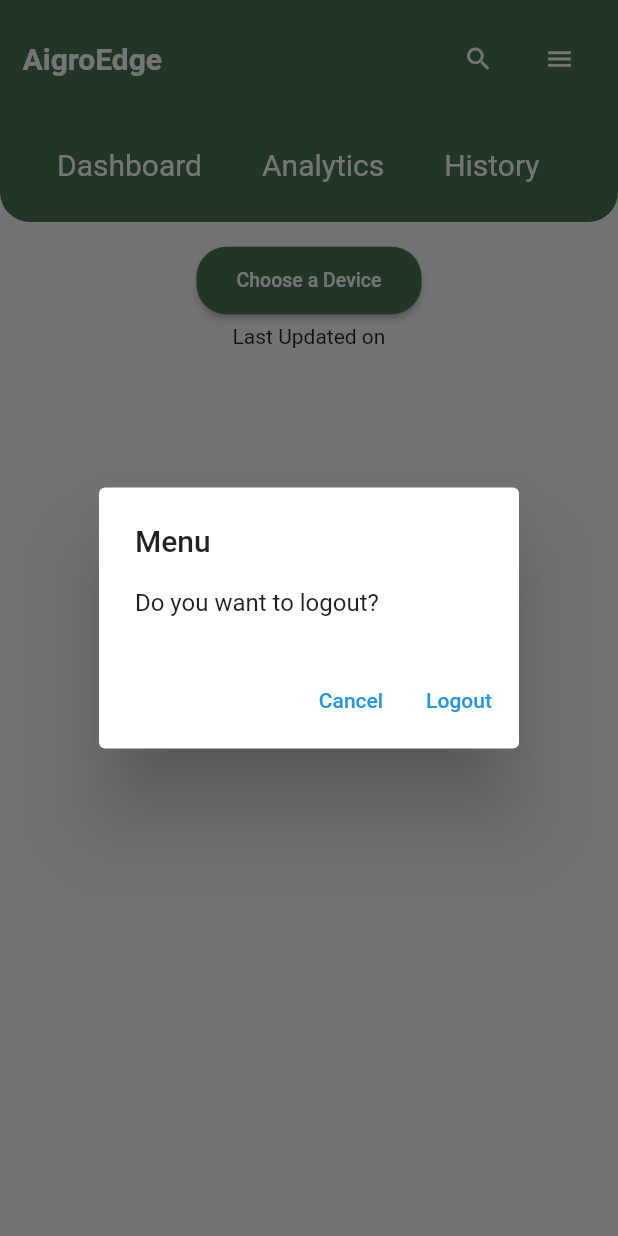
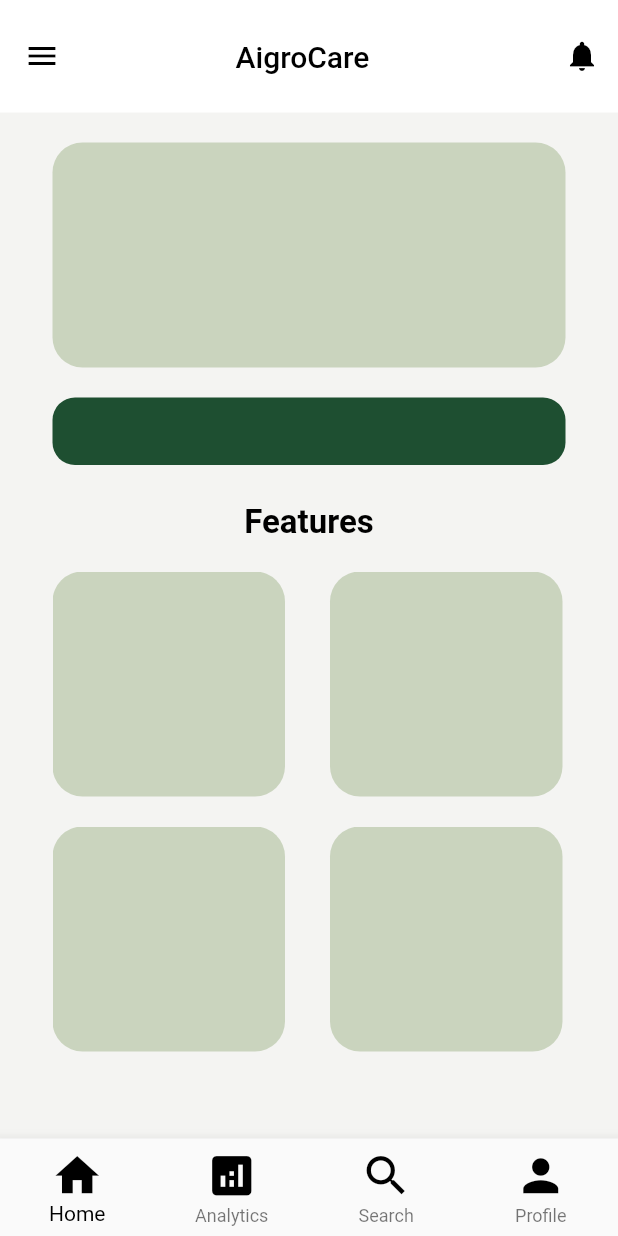
Before and after one commit to pratikshit19/FlutterApp-AigroEdge-Tech, a Flutter app: the HomePage screen opened by its route, after a tap on the "menu" icon, on a phone screen of 412 x 824 dp. Run offline on Flutter 3.47's test engine with Material 2 defaults, Android fonts, the phone set to English and light mode, and no system bars; our stand-ins replace firebase_auth, firebase_core; accounts and stored records are empty.

Commit message:
layout of the dashboard done

```diff
--- a/lib/app_colors.dart
+++ b/lib/app_colors.dart
@@ -6,6 +6,9 @@ class AppColors {
   static const Color signup = Color(0xffA1C2E0);
   static const Color appbar = Color(0xff222423);
   static const Color themeColor = Color(0xff487750);
+  static const Color textfields = Color(0xff629F7B);
+  static const Color widgets = Color(0xff8BA571);
+  static const Color darkgreen = Color(0xff8184a2c);
 }
 
 /*List<Color> gridColors = [
--- a/lib/main.dart
+++ b/lib/main.dart
@@ -49,7 +49,7 @@ class _MyAppState extends State<MyApp> {
   Widget build(BuildContext context) {
     return MaterialApp(
       debugShowCheckedModeBanner: false,
-      home: isLogin ? const OnboardingPage() : const OnboardingPage(),
+      home: isLogin ? const HomePage() : const OnboardingPage(),
       /*StreamBuilder<User?>(
               stream: FirebaseAuth.instance.authStateChanges(),
               builder: (context, snapshot) {
--- a/lib/pages/home/home.dart
+++ b/lib/pages/home/home.dart
@@ -1,5 +1,4 @@
 import 'package:design/app_colors.dart';
-import 'package:design/pages/home/components/body.dart';
 import 'package:flutter/material.dart';
 
 import '../../utils/routes.dart';
@@ -7,152 +6,246 @@ import '../../utils/routes.dart';
 class HomePage extends StatelessWidget {
   const HomePage({Key? key}) : super(key: key);
 
-  void openMenu(BuildContext context) {
-    showDialog(
-      context: context,
-      builder: (BuildContext context) {
-        return AlertDialog(
-          title: const Text('Menu'),
-          content: const Text('Do you want to logout?'),
-          actions: [
-            TextButton(
-              onPressed: () {
-                Navigator.pop(context); // Close the dialog
-              },
-              child: const Text('Cancel'),
-            ),
-            TextButton(
-              onPressed: () {
-                // Perform logout functionality here
-                // For example, you can clear user session or navigate to the login screen
-                Navigator.pop(context); // Close the dialog
-                Navigator.pushNamedAndRemoveUntil(
-                    context, MyRoutes.loginRoute, (route) => false);
-              },
-              child: const Text('Logout'),
-            ),
-          ],
-        );
-      },
-    );
-  }
-
   @override
   Widget build(BuildContext context) {
     return Scaffold(
-      body: SafeArea(
+      backgroundColor: const Color(0xffF4F4F2),
+      appBar: AppBar(
+        backgroundColor: Colors.white,
+        elevation: 0,
+        toolbarHeight: 75,
+        leading: IconButton(
+          color: Colors.black,
+          onPressed: () {
+            Scaffold.of(context).openDrawer(); // Open the drawer
+          },
+          icon: const Icon(Icons.menu),
+        ),
+        title: const Padding(
+          padding: EdgeInsets.symmetric(horizontal: 85),
+          child: Text(
+            'AigroCare',
+            style: TextStyle(color: Colors.black),
+          ),
+        ),
+        actions: [
+          IconButton(
+            color: Colors.black,
+            onPressed: () {},
+            icon: const Icon(Icons.notifications),
+          ),
+        ],
+      ),
+      drawer: Drawer(
+        child: ListView(
+          padding: EdgeInsets.zero,
+          children: [
+            DrawerHeader(
+              decoration: BoxDecoration(
+                color: AppColors.widgets.withOpacity(0.3),
+              ),
+              child: const Text(
+                'Drawer Header',
+                style: TextStyle(
+                  color: Colors.white,
+                  fontSize: 24,
+                ),
+              ),
+            ),
+            ListTile(
+              title: const Text('Item 1'),
+              onTap: () {
+                // Add your logic for handling item 1 tap
+              },
+            ),
+            ListTile(
+              title: const Text('Item 2'),
+              onTap: () {
+                // Add your logic for handling item 2 tap
+              },
+            ),
+          ],
+        ),
+      ),
+      body: Padding(
+        padding: const EdgeInsets.symmetric(horizontal: 35, vertical: 20),
         child: Column(
           children: [
             Container(
-              padding: const EdgeInsets.only(
-                top: 15,
-                left: 15,
-                right: 15,
-                bottom: 10,
+              decoration: BoxDecoration(
+                borderRadius: BorderRadius.circular(20),
+                color: AppColors.widgets.withOpacity(0.4),
               ),
-              decoration: const BoxDecoration(
-                color: AppColors.themeColor,
-                borderRadius: BorderRadius.only(
-                  bottomLeft: Radius.circular(20),
-                  bottomRight: Radius.circular(20),
-                ),
+              width: MediaQuery.of(context).size.width,
+              height: 150,
+            ),
+            const SizedBox(
+              height: 20,
+            ),
+            Container(
+              decoration: BoxDecoration(
+                borderRadius: BorderRadius.circular(15),
+                color: AppColors.darkgreen,
               ),
-              child: Column(
-                crossAxisAlignment: CrossAxisAlignment.start,
+              width: MediaQuery.of(context).size.width,
+              height: 45,
+            ),
+            const SizedBox(
+              height: 25,
+            ),
+            const Text(
+              "Features",
+              style: TextStyle(
+                color: Colors.black,
+                fontSize: 22,
+                fontWeight: FontWeight.bold,
+              ),
+              textAlign: TextAlign.left,
+            ),
+            const SizedBox(
+              height: 20,
+            ),
+            SingleChildScrollView(
+              scrollDirection: Axis.horizontal,
+              child: Row(
                 children: [
-                  Row(
-                    mainAxisAlignment: MainAxisAlignment.spaceBetween,
-                    children: [
-                      const Text(
-                        'AigroEdge',
-                        style: TextStyle(
-                          fontWeight: FontWeight.bold,
-                          fontSize: 20,
-                          color: Colors.white,
-                        ),
-                      ),
-                      Row(
-                        children: [
-                          Container(
-                            // Modified code for the search button
-                            width: 40,
-                            height: 40,
-                            decoration: BoxDecoration(
-                              //color: Colors.white,
-                              borderRadius: BorderRadius.circular(20),
-                            ),
-                            child: TextButton(
-                              //color: AppColors.themeColor,
-                              onPressed: () {
-                                // Handle search button press
-                              },
-                              child: const Icon(
-                                Icons.search,
-                                size: 20,
-                                color: Colors.white,
-                              ),
-                            ),
-                          ),
-                          const SizedBox(width: 10),
-                          IconButton(
-                            onPressed: () {
-                              openMenu(
-                                  context); // Call the custom menu function
-                            },
-                            icon: const Icon(
-                              Icons.menu,
-                              size: 20,
-                              color: Colors.white,
-                            ),
-                          ),
-                        ],
-                      ),
-                    ],
+                  Container(
+                    decoration: BoxDecoration(
+                      borderRadius: BorderRadius.circular(20),
+                      color: AppColors.widgets.withOpacity(0.4),
+                    ),
+                    width: 155,
+                    height: 150,
                   ),
-                  const SizedBox(height: 35),
-                  // const SizedBox(height: 20),
-                  const Padding(
-                    padding: EdgeInsets.only(left: 3, bottom: 8),
-                    child: Body(),
+                  const SizedBox(
+                    width: 30,
+                  ),
+                  Container(
+                    decoration: BoxDecoration(
+                      borderRadius: BorderRadius.circular(20),
+                      color: AppColors.widgets.withOpacity(0.4),
+                    ),
+                    width: 155,
+                    height: 150,
+                  ),
+                  const SizedBox(
+                    width: 30,
+                  ),
+                  Container(
+                    decoration: BoxDecoration(
+                      borderRadius: BorderRadius.circular(20),
+                      color: AppColors.widgets.withOpacity(0.4),
+                    ),
+                    width: 155,
+                    height: 150,
+                  ),
+                  const SizedBox(
+                    width: 30,
+                  ),
+                  Container(
+                    decoration: BoxDecoration(
+                      borderRadius: BorderRadius.circular(20),
+                      color: AppColors.widgets.withOpacity(0.4),
+                    ),
+                    width: 155,
+                    height: 150,
                   ),
                 ],
               ),
             ),
-            const SizedBox(height: 15),
-            Center(
-              child: SizedBox(
-                width: 150,
-                child: ElevatedButton(
-                  style: ElevatedButton.styleFrom(
-                    padding: const EdgeInsets.symmetric(
-                      horizontal: 10,
-                      vertical: 15,
+            const SizedBox(
+              height: 20,
+            ),
+            SingleChildScrollView(
+              scrollDirection: Axis.horizontal,
+              child: Row(
+                children: [
+                  Container(
+                    decoration: BoxDecoration(
+                      borderRadius: BorderRadius.circular(20),
+                      color: AppColors.widgets.withOpacity(0.4),
                     ),
-                    shape: const RoundedRectangleBorder(
-                      borderRadius: BorderRadius.all(
-                        Radius.circular(20),
-                      ),
+                    width: 155,
+                    height: 150,
+                  ),
+                  const SizedBox(
+                    width: 30,
+                  ),
+                  Container(
+                    decoration: BoxDecoration(
+                      borderRadius: BorderRadius.circular(20),
+                      color: AppColors.widgets.withOpacity(0.4),
                     ),
-                    backgroundColor: AppColors.themeColor,
+                    width: 155,
+                    height: 150,
                   ),
-                  onPressed: () {},
-                  child: const Text(
-                    'Choose a Device',
-                    style: TextStyle(
-                      fontSize: 13,
+                  const SizedBox(
+                    width: 30,
+                  ),
+                  Container(
+                    decoration: BoxDecoration(
+                      borderRadius: BorderRadius.circular(20),
+                      color: AppColors.widgets.withOpacity(0.4),
                     ),
+                    width: 155,
+                    height: 150,
                   ),
-                ),
+                  const SizedBox(
+                    width: 30,
+                  ),
+                  Container(
+                    decoration: BoxDecoration(
+                      borderRadius: BorderRadius.circular(20),
+                      color: AppColors.widgets.withOpacity(0.4),
+                    ),
+                    width: 155,
+                    height: 150,
+                  ),
+                ],
               ),
-            ),
-            const SizedBox(height: 5),
-            const Text('Last Updated on ', textAlign: TextAlign.center),
-            const Padding(
-              padding: EdgeInsets.only(top: 10, left: 15, right: 15),
             ),
           ],
         ),
       ),
+      bottomNavigationBar: BottomNavigationBar(
+        type: BottomNavigationBarType.fixed,
+        selectedItemColor: Colors.black,
+        unselectedLabelStyle: const TextStyle(color: Colors.black),
+        items: const [
+          BottomNavigationBarItem(
+            icon: Icon(
+              Icons.home,
+              color: Colors.black,
+              size: 35,
+            ),
+            label: "Home",
+          ),
+          BottomNavigationBarItem(
+            icon: Icon(
+              Icons.analytics,
+              color: Colors.black,
+              size: 35,
+            ),
+            label: 'Analytics',
+          ),
+          BottomNavigationBarItem(
+            icon: Icon(
+              Icons.search,
+              color: Colors.black,
+              size: 35,
+            ),
+            label: 'Search',
+          ),
+          BottomNavigationBarItem(
+            icon: Icon(
+              Icons.person,
+              color: Colors.black,
+              size: 35,
+            ),
+            label: 'Profile',
+          ),
+        ],
+      ),
     );
   }
 }
--- a/lib/pages/onboarding.dart
+++ b/lib/pages/onboarding.dart
@@ -1,5 +1,4 @@
 import 'package:design/app_colors.dart';
-import 'package:design/pages/home/home.dart';
 import 'package:design/pages/welcome_page.dart';
 import 'package:flutter/material.dart';
 
@@ -115,7 +114,7 @@ class _OnboardingPageState extends State<OnboardingPage> {
                 ElevatedButton(
                   onPressed: () {
                     if (currentIndex == contents.length - 1) {
-                      Navigator.push(
+                      Navigator.pushReplacement(
                           context,
                           MaterialPageRoute(
                               builder: (_) => const WelcomePage()));
```
Also changed, not shown: lib/pages/login.dart (+17 -20 lines), lib/pages/signup_page.dart (+16 -20 lines), lib/pages/welcome_page.dart (+41 -88 lines), assets/images/loginbg.png (deleted), assets/images/office.jpg (deleted), assets/images/stock_img3.png (added), assets/images/stock_img4.png (added), assets/images/stock_img5.png (added), assets/images/undraw_blooming_re_2kc4.svg (deleted), assets/images/welcome_img.png (deleted).
